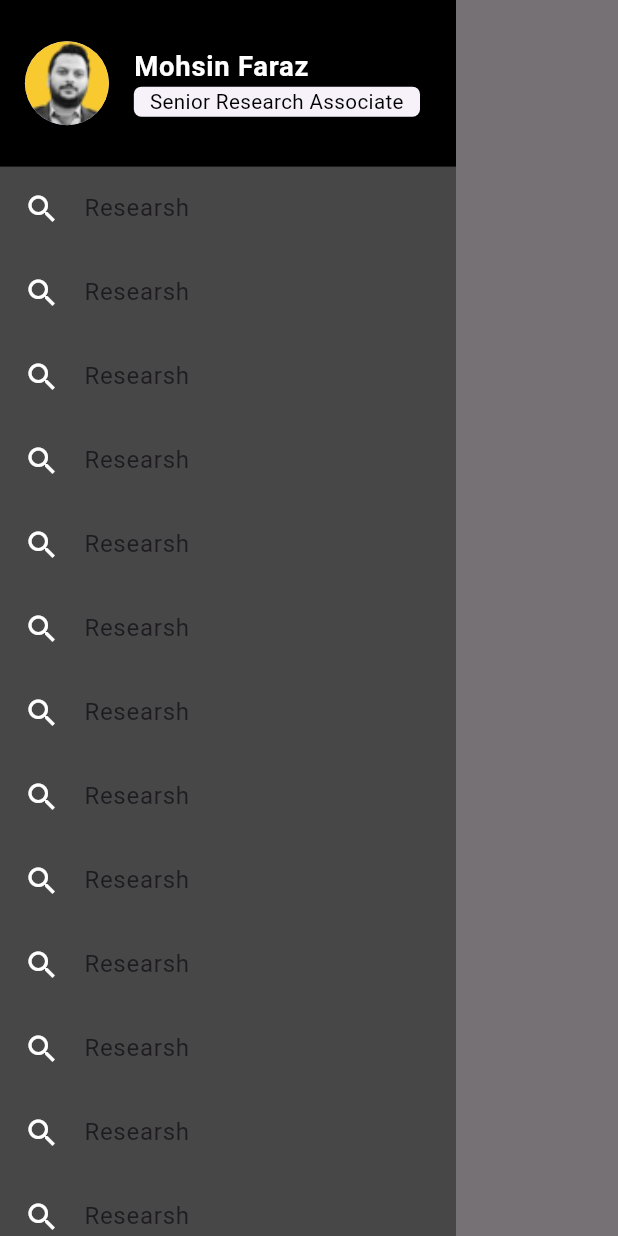
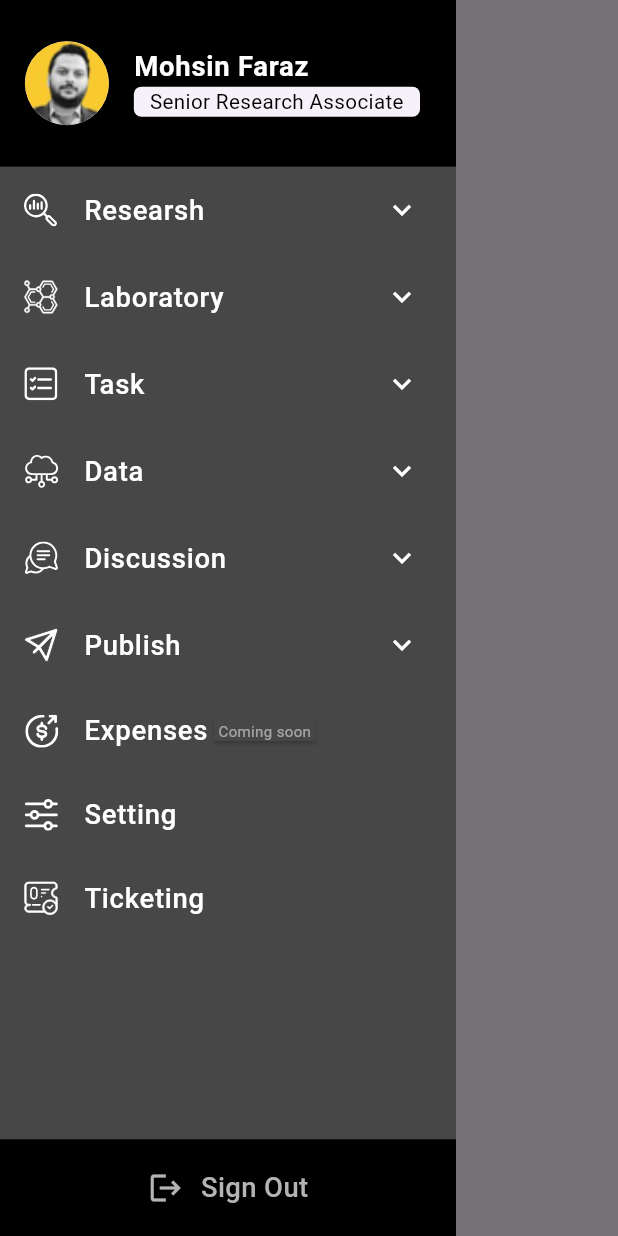
Before and after one commit to yousefmohamed35/innova_task, a Flutter app: the screen it shows after launch, with the side drawer open, on a phone screen of 412 x 824 dp. Run offline on Flutter 3.47's test engine with Material 3 defaults, Android fonts, the phone set to English and light mode, and no system bars; our stand-ins replace flutter_screenutil, flutter_svg; Roboto replaces fonts that are missing (SF Pro Display).

Commit message:
finish drawer

```diff
--- a/lib/core/image.dart
+++ b/lib/core/image.dart
@@ -10,5 +10,6 @@ abstract class AppImage {
   static String taskImage = 'assets/image/taskicon.svg';
   static String teamImage = 'assets/image/team.svg';
   static String ticketingImage = 'assets/image/ticketing.svg';
-
+  static String newProjectImage = 'assets/image/newproject.svg';
+  static String myProjectImage = 'assets/image/myproject.svg';
 }
--- /dev/null
+++ b/lib/core/widgets/drawer_item.dart
@@ -0,0 +1,32 @@
+import 'package:flutter/material.dart';
+import 'package:flutter_svg/svg.dart';
+import 'package:invotask/core/text_style.dart';
+import 'package:invotask/features/dashboard/presentation/models/drawer_body_model.dart';
+
+class DrawerItem extends StatelessWidget {
+  const DrawerItem({
+    super.key,
+    required this.drawerBodyModel,
+    this.children,
+  });
+  final DrawerBodyModel drawerBodyModel;
+  final List<Widget>? children;
+  @override
+  Widget build(BuildContext context) {
+    return ExpansionTile(
+      iconColor: Colors.white,
+      collapsedIconColor: Colors.white,
+      leading: SvgPicture.asset(drawerBodyModel.image),
+      title: Text(
+        drawerBodyModel.tile,
+        style: TextStyles.styleMedium(context),
+      ),
+      children: children ??
+          [
+            SizedBox(
+              height: 10,
+            )
+          ],
+    );
+  }
+}
--- /dev/null
+++ b/lib/core/widgets/normal_item.dart
@@ -0,0 +1,46 @@
+import 'package:flutter/material.dart';
+import 'package:flutter_svg/svg.dart';
+import 'package:invotask/core/text_style.dart';
+import 'package:invotask/features/dashboard/presentation/models/drawer_body_model.dart';
+
+class NormalItem extends StatelessWidget {
+  const NormalItem({
+    super.key,
+    required this.drawerBodyModel,
+  });
+  final DrawerBodyModel drawerBodyModel;
+
+  @override
+  Widget build(BuildContext context) {
+    return ListTile(
+      leading: SvgPicture.asset(drawerBodyModel.image),
+      title: drawerBodyModel.tile == 'Expenses'
+          ? Row(
+              children: [
+                Text(
+                  drawerBodyModel.tile,
+                  style: TextStyles.styleMedium(context),
+                ),
+                SizedBox(height: 8),
+                Card(
+                  shape: RoundedRectangleBorder(),
+                  color: Color(0xff474747),
+                  child: Padding(
+                    padding: const EdgeInsets.symmetric(horizontal: 3),
+                    child: Text(
+                      'Coming soon',
+                      style: TextStyles.styleRegular(context,
+                          fontSize: 10,
+                          color: Color(0xffFFFFFF).withOpacity(0.5)),
+                    ),
+                  ),
+                ),
+              ],
+            )
+          : Text(
+              drawerBodyModel.tile,
+              style: TextStyles.styleMedium(context),
+            ),
+    );
+  }
+}
--- a/lib/features/dashboard/presentation/view/dashboard_view.dart
+++ b/lib/features/dashboard/presentation/view/dashboard_view.dart
@@ -1,6 +1,7 @@
 import 'package:flutter/material.dart';
 import 'package:invotask/core/widgets/custom_drawer_header.dart';
 import 'package:invotask/core/widgets/custom_trail_drawer.dart';
+import 'package:invotask/core/widgets/drawer_body.dart';
 
 class DashboardView extends StatelessWidget {
   const DashboardView({super.key});
@@ -13,28 +14,24 @@ class DashboardView extends StatelessWidget {
           drawer: Drawer(
             backgroundColor: Color(0xff474747),
             shape: RoundedRectangleBorder(),
-            child: SingleChildScrollView(
+            child: CustomScrollView(
+              slivers: [
+                SliverToBoxAdapter(
+                  child: CustomDrawerHeader(),
+                ),
+                DrawerBody(),
+                SliverFillRemaining(
+                  hasScrollBody: false,
                   child: Column(
                     children: [
-                  CustomDrawerHeader(),
-                  ListView(
-                    shrinkWrap: true,
-                    physics: NeverScrollableScrollPhysics(),
-                    children: List.generate(20, (index) {
-                      return ListTile(
-                        leading: Icon(
-                          Icons.search_sharp,
-                          color: Colors.white,
-                        ),
-                        title: Text('Researsh'),
-                      );
-                    }),
-                  ),
+                      const Expanded(child: SizedBox()),
                       CustomTrailDrawer(),
                     ],
                   ),
+                ),
+              ],
+            ),
           )),
-      ),
     );
   }
 }
```
Also changed, not shown: lib/core/widgets/drawer_body.dart (added, +37 -0 lines), lib/core/widgets/sub_item.dart (added, +24 -0 lines), assets/image/myproject.svg (added), assets/image/newproject.svg (added). Lines whose indentation alone changed are shown as unchanged.
